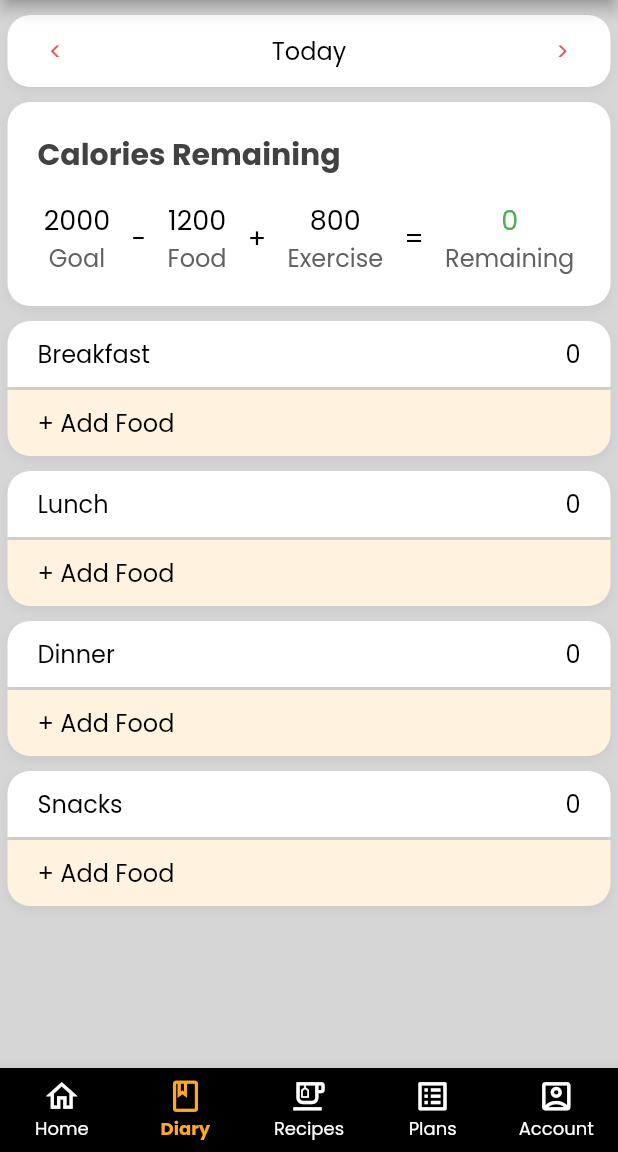
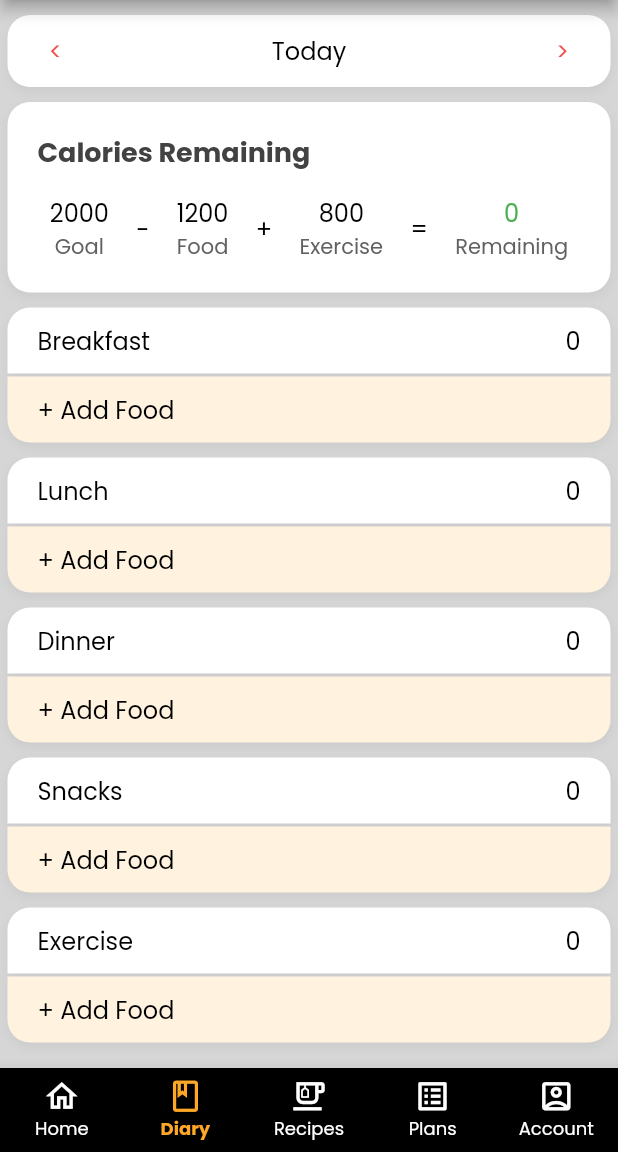
Before and after one commit to akshatj599/sprightly, a Flutter app: the screen it shows after launch, item 2 of the bottom bar chosen, on a phone screen of 412 x 824 dp, the part 84-1236 px from its top. Run offline on Flutter 3.47's test engine with Material 2 defaults, Android fonts, the phone set to English and light mode, and no system bars; our stand-ins replace date_format.

Commit message:
Fixed Overflow

```diff
--- a/lib/views/Diary.dart
+++ b/lib/views/Diary.dart
@@ -36,9 +36,6 @@ class _DiaryState extends State<Diary> {
   Widget build(BuildContext context) {
     changeDate();
     return Column(
-      mainAxisSize: MainAxisSize.min,
-      children: [
-        Column(
       mainAxisSize: MainAxisSize.min,
       children: [
         Container(
@@ -81,13 +78,9 @@ class _DiaryState extends State<Diary> {
           ),
         ),
         CaloriesRemaining(),
-          ],
-        ),
-
-        Column(
-          children: [
-            Container(
+        Expanded(
           child: SingleChildScrollView(
+            physics: BouncingScrollPhysics(),
             child: Column(
               mainAxisSize: MainAxisSize.min,
               children: [
@@ -95,11 +88,10 @@ class _DiaryState extends State<Diary> {
                 getDiaryMealCard("Lunch", lunchCalories),
                 getDiaryMealCard("Dinner", dinnerCalories),
                 getDiaryMealCard("Snacks", snacksCalories),
+                getDiaryMealCard("Exercise", exerciseCalories),
               ],
             ),
           ),
-            ),
-          ],
         )
       ],
     );
--- a/lib/views/SprightlyHome.dart
+++ b/lib/views/SprightlyHome.dart
@@ -14,19 +14,18 @@ class SprightlyHome extends StatefulWidget {
 class _SprightlyHomeState extends State<SprightlyHome> {
   int _navigationBarCurrIndex = 0;
 
-  Column changeView() {
-    if(_navigationBarCurrIndex==0){
+  Widget changeView() {
+    if (_navigationBarCurrIndex == 0) {
       return Column(children: [Home()]);
-    } else if (_navigationBarCurrIndex==1){
-      return Column(mainAxisSize: MainAxisSize.min,children: [Diary()]);
-    }else if (_navigationBarCurrIndex==2){
-      return Column(children: [Text("Recipes")]);
-    }else if (_navigationBarCurrIndex==3){
-      return Column(children: [Text("Plans")]);
-    }else if (_navigationBarCurrIndex==4){
-      return Column(children: [Text("Account")]);
+    } else if (_navigationBarCurrIndex == 1) {
+      return Container(child: Diary());
+    } else if (_navigationBarCurrIndex == 2) {
+      return Container(child: Text("Recipes"));
+    } else if (_navigationBarCurrIndex == 3) {
+      return Container(child: Text("Plans"));
+    } else if (_navigationBarCurrIndex == 4) {
+      return Container(child: Text("Account"));
     }
-
   }
 
   @override
@@ -40,13 +39,7 @@ class _SprightlyHomeState extends State<SprightlyHome> {
           centerTitle: true,
         ),
         body: SafeArea(
-          child: Column(
-            children: [
-              Center(
-                child: changeView(),
-              )
-            ],
-          ),
+          child: changeView(),
         ),
         bottomNavigationBar: BottomNavigationBar(
           selectedLabelStyle: getAppTextStyle(12, Colors.orange[400], true),
@@ -77,7 +70,7 @@ class _SprightlyHomeState extends State<SprightlyHome> {
         ),
       ),
     );
-    globals.context=context;
+    globals.context = context;
     return container;
   }
 }
--- a/lib/widgets/caloriesRemaining.dart
+++ b/lib/widgets/caloriesRemaining.dart
@@ -41,7 +41,7 @@ class CaloriesRemaining extends StatelessWidget {
             padding: const EdgeInsets.symmetric(horizontal: 10),
             child: Text(
               "Calories Remaining",
-              style: getAppTextStyle(20, Colors.grey[800], true),
+              style: getAppTextStyle(18, Colors.grey[800], true),
             ),
           ),
           SizedBox(
@@ -52,32 +52,32 @@ class CaloriesRemaining extends StatelessWidget {
             children: [
               Column(children: [
                 Text(goal.toString(),
-                    style: getAppTextStyle(18, Colors.black, false)),
+                    style: getAppTextStyle(16, Colors.black, false)),
                 Text("Goal",
-                    style: getAppTextStyle(16, Colors.grey[700], false))
+                    style: getAppTextStyle(14, Colors.grey[700], false))
               ]),
-              Text("-", style: getAppTextStyle(18, Colors.black, false)),
+              Text("-", style: getAppTextStyle(16, Colors.black, false)),
               Column(children: [
                 Text(food.toString(),
-                    style: getAppTextStyle(18, Colors.black, false)),
+                    style: getAppTextStyle(16, Colors.black, false)),
                 Text("Food",
-                    style: getAppTextStyle(16, Colors.grey[700], false))
+                    style: getAppTextStyle(14, Colors.grey[700], false))
               ]),
-              Text("+", style: getAppTextStyle(18, Colors.black, false)),
+              Text("+", style: getAppTextStyle(16, Colors.black, false)),
               Column(children: [
                 Text(exercise.toString(),
-                    style: getAppTextStyle(18, Colors.black, false)),
+                    style: getAppTextStyle(16, Colors.black, false)),
                 Text("Exercise",
-                    style: getAppTextStyle(16, Colors.grey[700], false))
+                    style: getAppTextStyle(14, Colors.grey[700], false))
               ]),
-              Text("=", style: getAppTextStyle(18, Colors.black, false)),
+              Text("=", style: getAppTextStyle(16, Colors.black, false)),
               Column(children: [
                 Text(
                   remaining.toString(),
-                  style: getAppTextStyle(18, Colors.green, false),
+                  style: getAppTextStyle(16, Colors.green, false),
                 ),
                 Text("Remaining",
-                    style: getAppTextStyle(16, Colors.grey[700], false))
+                    style: getAppTextStyle(14, Colors.grey[700], false))
               ])
             ],
           )
```
Lines whose indentation alone changed are shown as unchanged.
